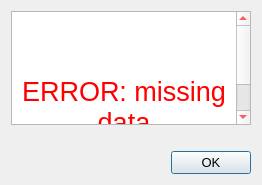
Old version of the form source_code/ui/error_missing_data.ui in the repository MaximilianBrokamp/ENEFFCO-diagramm-creator.
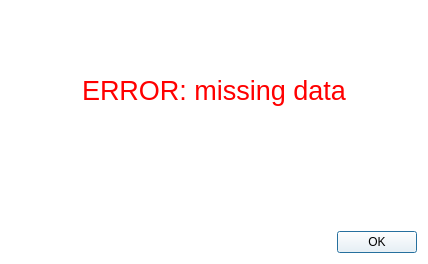
New version of the form. Icons and pictures are not drawn.

Patch:
```diff
--- a/source_code/ui/error_missing_data.ui
+++ b/source_code/ui/error_missing_data.ui
@@ -6,8 +6,8 @@
    <rect>
     <x>0</x>
     <y>0</y>
-    <width>262</width>
-    <height>185</height>
+    <width>428</width>
+    <height>264</height>
    </rect>
   </property>
   <property name="sizePolicy">
@@ -24,13 +24,17 @@
   </property>
   <property name="maximumSize">
    <size>
-    <width>262</width>
-    <height>185</height>
+    <width>1666666</width>
+    <height>16666666</height>
    </size>
   </property>
   <property name="windowTitle">
    <string>ERROR Message</string>
   </property>
+  <property name="styleSheet">
+   <string notr="true">
+background-color: rgb(255, 255, 255);</string>
+  </property>
   <layout class="QGridLayout" name="gridLayout">
    <item row="0" column="0">
     <widget class="QTextEdit" name="textEdit">
@@ -52,6 +56,15 @@
           </color>
          </brush>
         </colorrole>
+        <colorrole role="Button">
+         <brush brushstyle="SolidPattern">
+          <color alpha="255">
+           <red>255</red>
+           <green>255</green>
+           <blue>255</blue>
+          </color>
+         </brush>
+        </colorrole>
         <colorrole role="Text">
          <brush brushstyle="SolidPattern">
           <color alpha="255">
@@ -61,6 +74,24 @@
           </color>
          </brush>
         </colorrole>
+        <colorrole role="Base">
+         <brush brushstyle="SolidPattern">
+          <color alpha="255">
+           <red>255</red>
+           <green>255</green>
+           <blue>255</blue>
+          </color>
+         </brush>
+        </colorrole>
+        <colorrole role="Window">
+         <brush brushstyle="SolidPattern">
+          <color alpha="255">
+           <red>255</red>
+           <green>255</green>
+           <blue>255</blue>
+          </color>
+         </brush>
+        </colorrole>
        </active>
        <inactive>
         <colorrole role="WindowText">
@@ -72,6 +103,15 @@
           </color>
          </brush>
         </colorrole>
+        <colorrole role="Button">
+         <brush brushstyle="SolidPattern">
+          <color alpha="255">
+           <red>255</red>
+           <green>255</green>
+           <blue>255</blue>
+          </color>
+         </brush>
+        </colorrole>
         <colorrole role="Text">
          <brush brushstyle="SolidPattern">
           <color alpha="255">
@@ -81,6 +121,24 @@
           </color>
          </brush>
         </colorrole>
+        <colorrole role="Base">
+         <brush brushstyle="SolidPattern">
+          <color alpha="255">
+           <red>255</red>
+           <green>255</green>
+           <blue>255</blue>
+          </color>
+         </brush>
+        </colorrole>
+        <colorrole role="Window">
+         <brush brushstyle="SolidPattern">
+          <color alpha="255">
+           <red>255</red>
+           <green>255</green>
+           <blue>255</blue>
+          </color>
+         </brush>
+        </colorrole>
        </inactive>
        <disabled>
         <colorrole role="WindowText">
@@ -92,6 +150,15 @@
           </color>
          </brush>
         </colorrole>
+        <colorrole role="Button">
+         <brush brushstyle="SolidPattern">
+          <color alpha="255">
+           <red>255</red>
+           <green>255</green>
+           <blue>255</blue>
+          </color>
+         </brush>
+        </colorrole>
         <colorrole role="Text">
          <brush brushstyle="SolidPattern">
           <color alpha="255">
@@ -101,17 +168,38 @@
           </color>
          </brush>
         </colorrole>
+        <colorrole role="Base">
+         <brush brushstyle="SolidPattern">
+          <color alpha="255">
+           <red>255</red>
+           <green>255</green>
+           <blue>255</blue>
+          </color>
+         </brush>
+        </colorrole>
+        <colorrole role="Window">
+         <brush brushstyle="SolidPattern">
+          <color alpha="255">
+           <red>255</red>
+           <green>255</green>
+           <blue>255</blue>
+          </color>
+         </brush>
+        </colorrole>
        </disabled>
       </palette>
      </property>
      <property name="contextMenuPolicy">
       <enum>Qt::NoContextMenu</enum>
      </property>
+     <property name="frameShape">
+      <enum>QFrame::NoFrame</enum>
+     </property>
      <property name="html">
       <string>&lt;!DOCTYPE HTML PUBLIC &quot;-//W3C//DTD HTML 4.0//EN&quot; &quot;http://www.w3.org/TR/REC-html40/strict.dtd&quot;&gt;
 &lt;html&gt;&lt;head&gt;&lt;meta name=&quot;qrichtext&quot; content=&quot;1&quot; /&gt;&lt;style type=&quot;text/css&quot;&gt;
 p, li { white-space: pre-wrap; }
-&lt;/style&gt;&lt;/head&gt;&lt;body style=&quot; font-family:'MS Shell Dlg 2'; font-size:9.6pt; font-weight:400; font-style:normal;&quot;&gt;
+&lt;/style&gt;&lt;/head&gt;&lt;body style=&quot; font-family:'MS Shell Dlg 2'; font-size:9.75pt; font-weight:400; font-style:normal;&quot;&gt;
 &lt;p style=&quot;-qt-paragraph-type:empty; margin-top:0px; margin-bottom:0px; margin-left:0px; margin-right:0px; -qt-block-indent:0; text-indent:0px; font-size:5.5pt;&quot;&gt;&lt;br /&gt;&lt;/p&gt;
 &lt;p style=&quot;-qt-paragraph-type:empty; margin-top:0px; margin-bottom:0px; margin-left:0px; margin-right:0px; -qt-block-indent:0; text-indent:0px; font-size:5.5pt;&quot;&gt;&lt;br /&gt;&lt;/p&gt;
 &lt;p align=&quot;center&quot; style=&quot; margin-top:0px; margin-bottom:0px; margin-left:0px; margin-right:0px; -qt-block-indent:0; text-indent:0px;&quot;&gt;&lt;img src=&quot;:/error_icon/error.png&quot; /&gt;&lt;/p&gt;
@@ -132,6 +220,10 @@
        <bold>false</bold>
       </font>
      </property>
+     <property name="styleSheet">
+      <string notr="true">
+background-color: rgb(255, 255, 255);</string>
+     </property>
      <property name="orientation">
       <enum>Qt::Horizontal</enum>
      </property>
```
Left out of the diff: 2 changed lines with no effect on the pictures.
